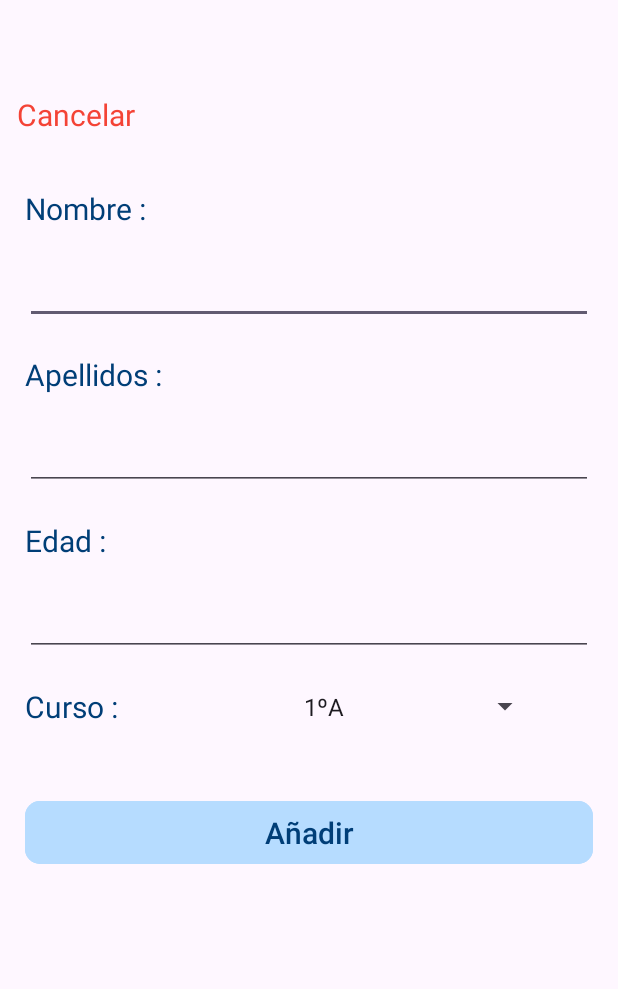
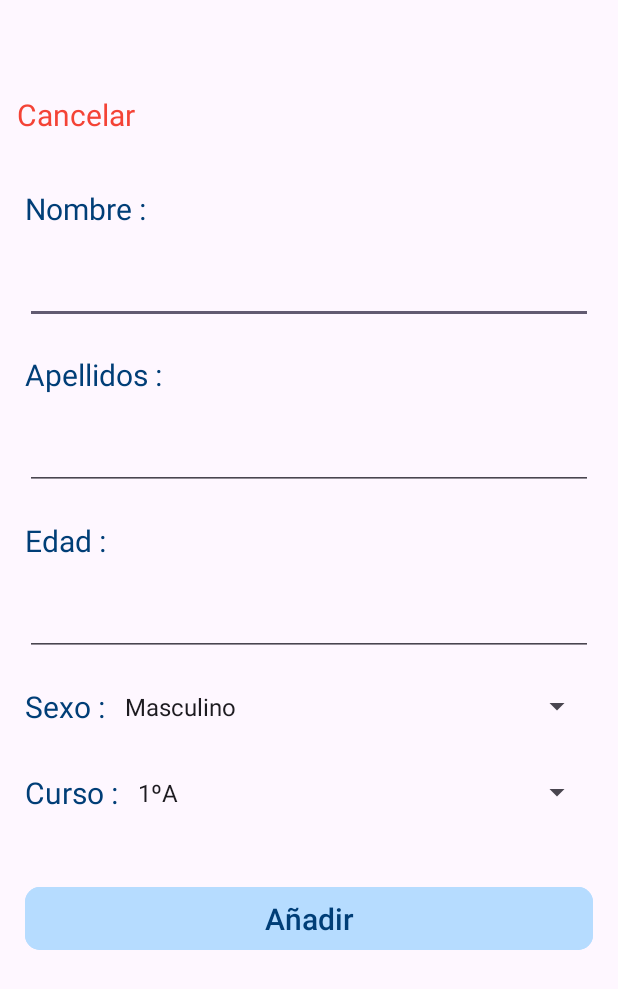
Before and after one commit to samcricre/proyectoTFGAMPA, an Android app: the PantallaCrearHijo screen opened directly, with no data from a screen before it, after a tap on "Añadir", on a phone screen of 412 x 824 dp. Shown: the top 989 px of the screen. Run offline under Robolectric (Android 15) with nearby library versions, the phone set to English and light mode, and no system bars; our stand-ins replace Firebase (no records; nobody signed in at launch, a user with empty details on screens opened directly).

Commit message:
Piechart-v1

```diff
--- a/app/src/main/java/com/example/pantallasampa/Hijo.java
+++ b/app/src/main/java/com/example/pantallasampa/Hijo.java
@@ -7,16 +7,18 @@ public class Hijo {
     String apellidos;
     String edad;
     String curso;
+    String sexo;
 
 
     //Constructores
     public Hijo(){}
 
-    public Hijo(String nombre, String apellidos, String edad, String curso) {
+    public Hijo(String nombre, String apellidos, String edad, String curso, String sexo) {
         this.nombre = nombre;
         this.apellidos = apellidos;
         this.edad = edad;
         this.curso = curso;
+        this.sexo = sexo;
     }
 
     //Getter y setter
@@ -51,4 +53,12 @@ public class Hijo {
     public void setCurso(String curso) {
         this.curso = curso;
     }
+
+    public String getSexo() {
+        return sexo;
+    }
+
+    public void setSexo(String sexo) {
+        this.sexo = sexo;
+    }
 }
--- a/app/src/main/java/com/example/pantallasampa/PantallaCrearHijo.java
+++ b/app/src/main/java/com/example/pantallasampa/PantallaCrearHijo.java
@@ -33,6 +33,7 @@ public class PantallaCrearHijo extends AppCompatActivity {
     String apellidosHijo;
     String edadHijo;
     String cursoHijo;
+    String sexoHijo;
 
     DatabaseReference dr = FirebaseDatabase.getInstance().getReference().child("usuarios");
 
@@ -44,6 +45,8 @@ public class PantallaCrearHijo extends AppCompatActivity {
     Button btAñadirHijo;
 
     Spinner spinnerCursos;
+
+    Spinner spinnerSexo;
 
     //Variable donde recogemos lo pasado a través del intent
     String userEmail;
@@ -59,6 +62,7 @@ public class PantallaCrearHijo extends AppCompatActivity {
 
         //Lista donde guardamos los cursos disponibles para su eleccion
         String [] cursos = {"1ºA", "1ºB", "1ºC","2ºA", "2ºB", "2ºC","3ºA", "3ºB", "3ºC","4ºA", "4ºB", "4ºC","5ºA", "5ºB", "5ºC","6ºA", "6ºB", "6ºC",};
+        String[] sexo = {"Masculino", "Femenino"};
 
 
         ///Vinculamos los elementos
@@ -67,13 +71,17 @@ public class PantallaCrearHijo extends AppCompatActivity {
         edad = findViewById(R.id.edadHijo);
         spinnerCursos = findViewById(R.id.spCursos);
         btAñadirHijo = findViewById(R.id.btAnadirHijo);
+        spinnerSexo = findViewById(R.id.spinnerSexo);
 
-        //Vinculamos la lista al spinner a través de un adpater
         //Vinculamos el arrayList al spinner a traves de un adaptador
         ArrayAdapter<String> adapter = new ArrayAdapter<>(this, android.R.layout.simple_spinner_item, cursos);
         adapter.setDropDownViewResource(android.R.layout.simple_spinner_dropdown_item);
 
+        ArrayAdapter<String> adapterSexo = new ArrayAdapter<>(this, android.R.layout.simple_spinner_item, sexo);
+        adapterSexo.setDropDownViewResource(android.R.layout.simple_spinner_dropdown_item);
+
         spinnerCursos.setAdapter(adapter);
+        spinnerSexo.setAdapter(adapterSexo);
 
 
         //Escuchamos la seleccion del spinner para poder guardarlo en una variable
@@ -82,6 +90,20 @@ public class PantallaCrearHijo extends AppCompatActivity {
             public void onItemSelected(AdapterView<?> parent, View view, int position, long id) {
                 //Guradamos el elemento que seleccionamos en el spinner en una variable para poder crear el objeto hijo
                 cursoHijo = spinnerCursos.getSelectedItem().toString();
+            }
+
+            @Override
+            public void onNothingSelected(AdapterView<?> parent) {
+
+            }
+        });
+
+        //Escuchamos la seleccion del spinner para poder guardarlo en una variable
+        spinnerSexo.setOnItemSelectedListener(new AdapterView.OnItemSelectedListener() {
+            @Override
+            public void onItemSelected(AdapterView<?> parent, View view, int position, long id) {
+                //Guradamos el elemento que seleccionamos en el spinner en una variable para poder crear el objeto hijo
+                sexoHijo = spinnerSexo.getSelectedItem().toString();
             }
 
             @Override
@@ -112,8 +134,9 @@ public class PantallaCrearHijo extends AppCompatActivity {
         Log.d("objetohijo", nombreHijo);
         Log.d("objetohijo", apellidosHijo);
         Log.d("objetohijo", edadHijo);
+        Log.d("objetohijo", sexoHijo);
 
-        Hijo hijo = new Hijo(nombreHijo,apellidosHijo,edadHijo,cursoHijo);
+        Hijo hijo = new Hijo(nombreHijo,apellidosHijo,edadHijo,cursoHijo,sexoHijo);
 
 
 
--- a/app/src/main/res/layout/activity_pantalla_crear_hijo.xml
+++ b/app/src/main/res/layout/activity_pantalla_crear_hijo.xml
@@ -98,16 +98,39 @@
         <LinearLayout
             android:layout_width="match_parent"
             android:layout_height="wrap_content"
+            android:layout_marginHorizontal="15dp"
+            android:layout_marginTop="20dp"
+            android:orientation="horizontal">
+
+            <TextView
+                android:id="@+id/textView46"
+                android:layout_width="wrap_content"
+                android:layout_height="wrap_content"
+                android:layout_marginRight="5dp"
+                android:text="Sexo :"
+                android:textColor="#003E77"
+                android:textSize="20sp" />
+
+            <Spinner
+                android:id="@+id/spinnerSexo"
+                android:layout_width="50dp"
+                android:layout_height="match_parent"
+                android:layout_weight="1" />
+        </LinearLayout>
+
+        <LinearLayout
+            android:layout_width="match_parent"
+            android:layout_height="wrap_content"
             android:layout_marginLeft="15dp"
-            android:layout_marginTop="20dp"
-            android:layout_marginRight="50dp"
+            android:layout_marginTop="30dp"
+            android:layout_marginRight="15dp"
             android:orientation="horizontal">
 
             <TextView
                 android:id="@+id/textView23"
                 android:layout_width="wrap_content"
                 android:layout_height="wrap_content"
-                android:layout_weight="1"
+                android:layout_marginRight="5dp"
                 android:text="Curso :"
                 android:textColor="#003E77"
                 android:textSize="20sp" />
```
Also changed, not shown: app/src/main/java/com/example/pantallasampa/PantallaPerfil.java (+21 -2 lines), app/src/main/res/layout/activity_pantalla_perfil.xml (+113 -79 lines).
